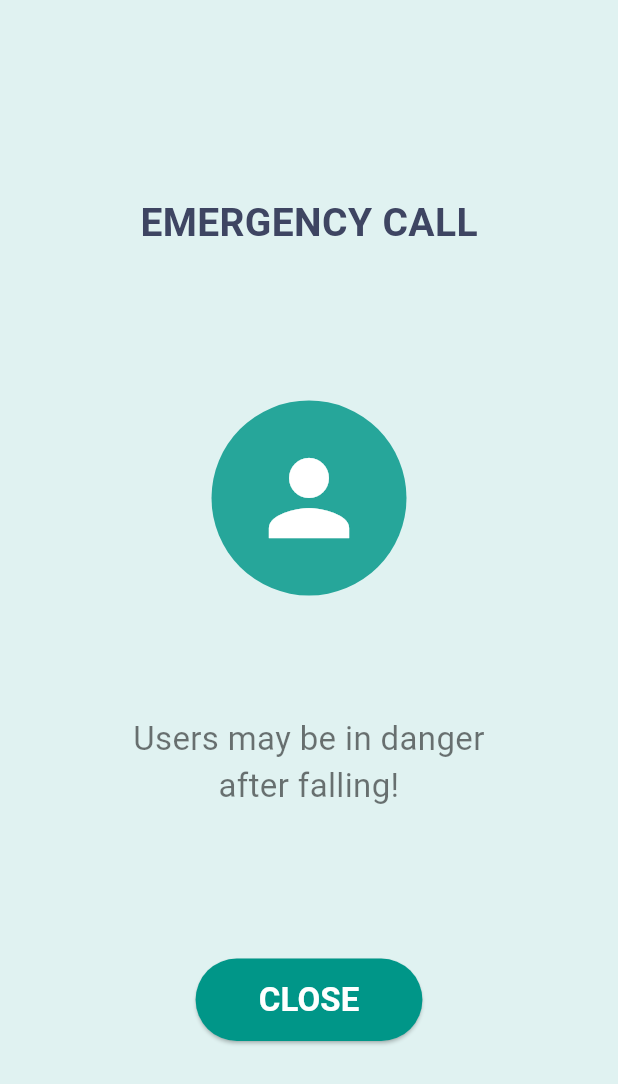
After one commit to linkieee/blind_sunglasses, a Flutter app: the EmergencyCallNoti screen opened directly, on a phone screen of 412 x 824 dp. The commit adds this screen. Shown: the top 1084 px of the screen. Run offline on Flutter 3.47's test engine with Material 3 defaults, Android fonts, the light colour scheme and no system bars; our stand-ins replace firebase_core, firebase_messaging; missing offline and left inert: zego_express_engine; accounts and stored records are empty; Roboto replaces fonts that are missing (Montserrat).

Commit message:
create emergency call UI

```diff
--- /dev/null
+++ b/lib/emergencycall.dart
@@ -0,0 +1,58 @@
+import 'package:zego_express_engine/zego_express_engine.dart';
+import 'package:flutter/material.dart';
+
+import 'package:flutter/material.dart';
+
+class EmergencyCallNoti extends StatelessWidget {
+  @override
+  Widget build(BuildContext context) {
+    return Scaffold(
+      backgroundColor: Colors.teal.shade50,
+      body: Center(
+        child: Padding(
+          padding: const EdgeInsets.all(24.0),
+          child: Column(
+            mainAxisAlignment: MainAxisAlignment.center,
+            children: [
+              Text("EMERGENCY CALL", style: TextStyle(
+                  fontFamily: 'Montserrat',
+                  fontSize: 26,
+                  fontWeight: FontWeight.bold,
+                  color: Color(0xFF3E4562))),
+              SizedBox(height: 100),
+              CircleAvatar(radius: 65, backgroundColor: Colors.teal.shade400,
+                  child: Icon(
+                      Icons.person,
+                      size: 80,
+                      color: Colors.white)),
+              SizedBox(height: 80),
+              Text("Users may be in danger\nafter falling!",
+                  textAlign: TextAlign.center,
+                  style: TextStyle(
+                      fontFamily: 'Montserrat',
+                      fontSize: 22,
+                      color: Colors.black54)),
+              SizedBox(height: 100),
+
+              ElevatedButton(
+                onPressed: () => Navigator.pop(context),
+                style: ElevatedButton.styleFrom(
+                  backgroundColor: Colors.teal,
+                  shape: StadiumBorder(),
+                  padding: EdgeInsets.symmetric(horizontal: 42, vertical: 12),
+                ),
+                child: Text("CLOSE",
+                    style: TextStyle(
+                        fontFamily: 'Montserrat',
+                        color: Colors.white,
+                        fontSize: 22,
+                        fontWeight: FontWeight.bold),
+                ),
+              )
+            ],
+          ),
+        ),
+      ),
+    );
+  }
+}
--- a/lib/main.dart
+++ b/lib/main.dart
@@ -1,6 +1,7 @@
 import 'package:blind_sunglasses/homescreen.dart';
 import 'package:flutter/material.dart';
 import 'package:firebase_core/firebase_core.dart';
+import 'package:blind_sunglasses/emergencycall.dart';
 
 
 void main() async {
@@ -10,6 +11,8 @@ void main() async {
 }
 
 class MyApp extends StatelessWidget {
+  const MyApp({super.key});
+
   @override
   Widget build(BuildContext context) {
     return MaterialApp(
--- a/pubspec.yaml
+++ b/pubspec.yaml
@@ -36,6 +36,7 @@ dependencies:
   cupertino_icons: ^1.0.8
   firebase_core: ^3.13.1
   firebase_messaging: ^15.2.6
+  zego_express_engine: ^3.20.5
 
 dev_dependencies:
   flutter_test:
```
Also changed, not shown: lib/homescreen.dart (+29 -25 lines), pubspec.lock.
